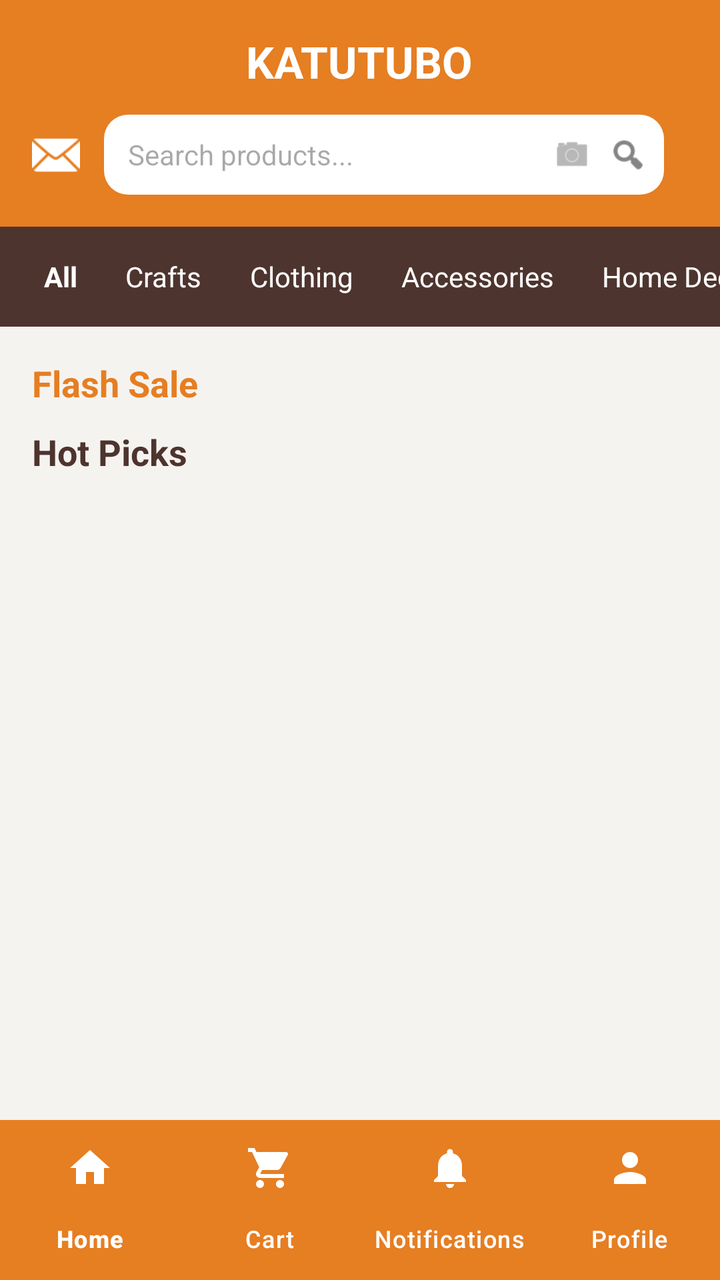
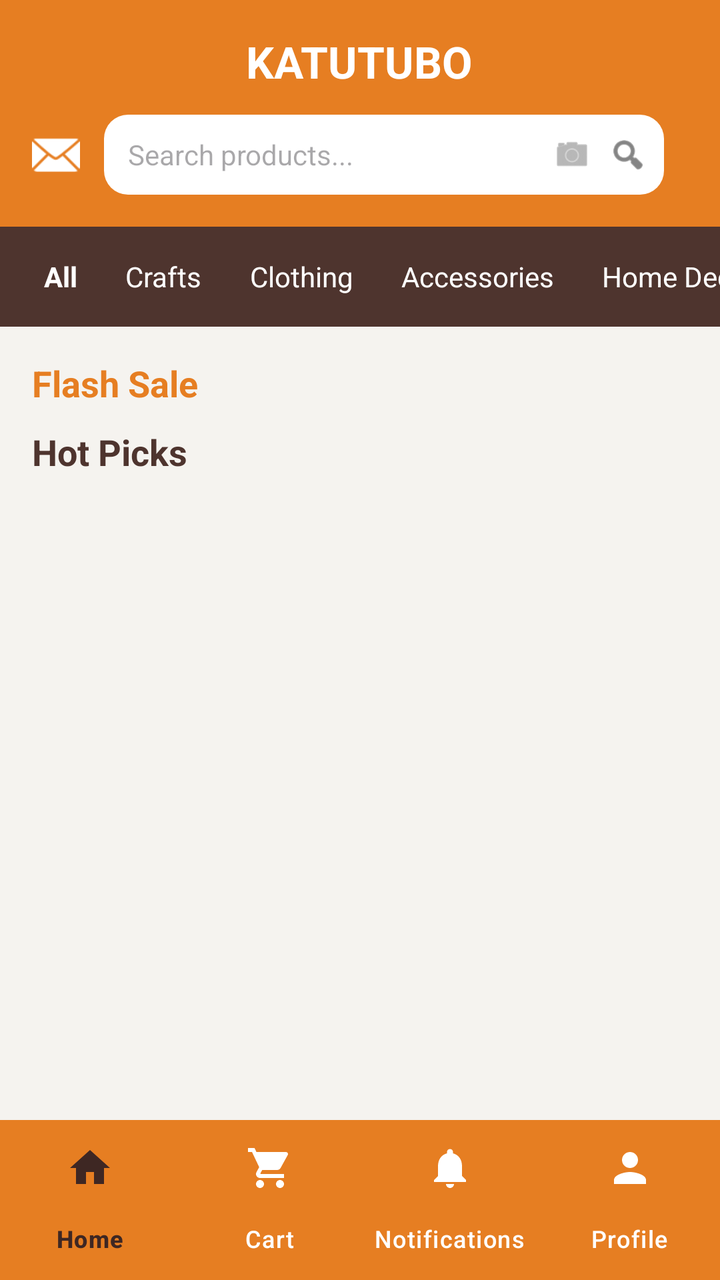

Two renders of the same Android screen: before a commit and after it. Below are the layout's source before the change and the commit's diff.
<!-- AndroidManifest.xml: application theme Theme.Katutubo_F -->
<!-- res/layout/fragment_home.xml -->
<?xml version="1.0" encoding="utf-8"?>
<RelativeLayout xmlns:android="http://schemas.android.com/apk/res/android"
    xmlns:app="http://schemas.android.com/apk/res-auto"
    android:layout_width="match_parent"
    android:layout_height="match_parent"
    android:background="#F5F3EF">

    <LinearLayout
        android:layout_width="match_parent"
        android:layout_height="match_parent"
        android:layout_above="@id/bottom_navigation"
        android:orientation="vertical">

        <LinearLayout
            android:layout_width="match_parent"
            android:layout_height="wrap_content"
            android:background="#E67E22"
            android:orientation="vertical"
            android:padding="16dp">

            <TextView
                android:layout_width="wrap_content"
                android:layout_height="wrap_content"
                android:layout_gravity="center_horizontal"
                android:text="KATUTUBO"
                android:textColor="@color/white"
                android:textSize="22sp"
                android:textStyle="bold" />

            <LinearLayout
                android:layout_width="match_parent"
                android:layout_height="wrap_content"
                android:layout_marginTop="12dp"
                android:gravity="center_vertical"
                android:orientation="horizontal">

                <ImageView
                    android:layout_width="24dp"
                    android:layout_height="24dp"
                    android:src="@android:drawable/ic_dialog_email"
                    app:tint="@color/white" />

                <RelativeLayout
                    android:layout_width="0dp"
                    android:layout_height="40dp"
                    android:layout_marginStart="12dp"
                    android:layout_marginEnd="12dp"
                    android:layout_weight="1"
                    android:background="@drawable/rounded_white_bg">

                    <EditText
                        android:id="@+id/SearchBar"
                        android:layout_width="match_parent"
                        android:layout_height="match_parent"
                        android:background="@null"
                        android:hint="Search products..."
                        android:importantForAutofill="no"
                        android:inputType="text"
                        android:paddingStart="12dp"
                        android:paddingEnd="80dp"
                        android:textSize="14sp" />

                    <LinearLayout
                        android:layout_width="wrap_content"
                        android:layout_height="match_parent"
                        android:layout_alignParentEnd="true"
                        android:gravity="center_vertical"
                        android:orientation="horizontal">

                        <ImageView
                            android:layout_width="20dp"
                            android:layout_height="20dp"
                            android:layout_marginEnd="8dp"
                            android:src="@android:drawable/ic_menu_camera"
                            app:tint="#888888" />

                        <ImageView
                            android:layout_width="20dp"
                            android:layout_height="20dp"
                            android:layout_marginEnd="8dp"
                            android:src="@android:drawable/ic_menu_search"
                            app:tint="#333333" />
                    </LinearLayout>
                </RelativeLayout>
            </LinearLayout>

        </LinearLayout>

        <HorizontalScrollView
            android:layout_width="match_parent"
            android:layout_height="50dp"
            android:background="#4E342E"
            android:scrollbars="none">

            <LinearLayout
                android:layout_width="wrap_content"
                android:layout_height="match_parent"
                android:gravity="center_vertical"
                android:orientation="horizontal"
                android:paddingHorizontal="10dp">

                <TextView
                    android:id="@+id/category_all"
                    android:layout_width="wrap_content"
                    android:layout_height="wrap_content"
                    android:layout_marginHorizontal="12dp"
                    android:text="All"
                    android:textColor="@color/white"
                    android:textStyle="bold"
                    android:clickable="true"
                    android:focusable="true" />

                <TextView
                    android:id="@+id/category_crafts"
                    android:layout_width="wrap_content"
                    android:layout_height="wrap_content"
                    android:layout_marginHorizontal="12dp"
                    android:text="Crafts"
                    android:textColor="@color/white"
                    android:clickable="true"
                    android:focusable="true" />

                <TextView
                    android:id="@+id/category_clothing"
                    android:layout_width="wrap_content"
                    android:layout_height="wrap_content"
                    android:layout_marginHorizontal="12dp"
                    android:text="Clothing"
                    android:textColor="@color/white"
                    android:clickable="true"
                    android:focusable="true" />

                <TextView
                    android:id="@+id/category_accessories"
                    android:layout_width="wrap_content"
                    android:layout_height="wrap_content"
                    android:layout_marginHorizontal="12dp"
                    android:text="Accessories"
                    android:textColor="@color/white"
                    android:clickable="true"
                    android:focusable="true" />

                <TextView
                    android:id="@+id/category_home_decor"
                    android:layout_width="wrap_content"
                    android:layout_height="wrap_content"
                    android:layout_marginHorizontal="12dp"
                    android:text="Home Decor"
                    android:textColor="@color/white"
                    android:clickable="true"
                    android:focusable="true" />
            </LinearLayout>
        </HorizontalScrollView>

        <ScrollView
            android:layout_width="match_parent"
            android:layout_height="match_parent">

            <LinearLayout
                android:layout_width="match_parent"
                android:layout_height="wrap_content"
                android:orientation="vertical">

                <TextView
                    android:layout_width="wrap_content"
                    android:layout_height="wrap_content"
                    android:text="Flash Sale"
                    android:textSize="18sp"
                    android:textStyle="bold"
                    android:layout_marginStart="16dp"
                    android:layout_marginTop="16dp"
                    android:textColor="#E67E22"/>

                <HorizontalScrollView
                    android:layout_width="match_parent"
                    android:layout_height="wrap_content"
                    android:scrollbars="none"
                    android:paddingHorizontal="8dp">
                    <LinearLayout
                        android:id="@+id/discounted_container"
                        android:layout_width="wrap_content"
                        android:layout_height="wrap_content"
                        android:orientation="horizontal" />
                </HorizontalScrollView>

                <TextView
                    android:layout_width="wrap_content"
                    android:layout_height="wrap_content"
                    android:text="Hot Picks"
                    android:textSize="18sp"
                    android:textStyle="bold"
                    android:layout_marginStart="16dp"
                    android:layout_marginTop="10dp"
                    android:textColor="#4E342E"/>

                <GridLayout
                    android:id="@+id/hot_picks_grid"
                    android:layout_width="match_parent"
                    android:layout_height="wrap_content"
                    android:columnCount="4"
                    android:padding="10dp"/>

                <LinearLayout
                    android:id="@+id/product_list_container"
                    android:layout_width="match_parent"
                    android:layout_height="wrap_content"
                    android:orientation="vertical"
                    android:padding="16dp">
                </LinearLayout>
            </LinearLayout>
        </ScrollView>
    </LinearLayout>

    <com.google.android.material.bottomnavigation.BottomNavigationView
        android:id="@+id/bottom_navigation"
        android:layout_width="match_parent"
        android:layout_height="wrap_content"
        android:layout_alignParentBottom="true"
        android:background="#E67E22"
        app:itemIconSize="24dp"
        app:itemIconTint="@color/white"
        app:itemTextColor="@color/white"
        app:labelVisibilityMode="labeled"
        app:menu="@menu/bottom_nav_menu" />

</RelativeLayout>
<!-- resources referenced by this layout -->
<resources>
  <color name="white">#FFFFFF</color>
  <!-- drawable rounded_white_bg (drawable) -->
  <?xml version="1.0" encoding="utf-8"?>
  <shape xmlns:android="http://schemas.android.com/apk/res/android">
      <solid android:color="@color/white" />
      <corners android:radius="12dp" />
  </shape>
  <style name="Theme.Katutubo_F" parent="Base.Theme.Katutubo_F" />
  <style name="Base.Theme.Katutubo_F" parent="Theme.Material3.DayNight.NoActionBar">
          
      </style>
</resources>

<!-- the commit's change to res/layout/fragment_home.xml (unified diff, before → after) -->
@@ -218,8 +218,8 @@
         android:layout_alignParentBottom="true"
         android:background="#E67E22"
         app:itemIconSize="24dp"
-        app:itemIconTint="@color/white"
-        app:itemTextColor="@color/white"
+        app:itemIconTint="@color/nav_item_color"
+        app:itemTextColor="@color/nav_item_color"
         app:labelVisibilityMode="labeled"
         app:menu="@menu/bottom_nav_menu" />
 
<!-- resource entries referenced after the edit -->
@@ -7,9 +7,20 @@
       <solid android:color="@color/white" />
       <corners android:radius="12dp" />
   </shape>
-  <style name="Theme.Katutubo_F" parent="Base.Theme.Katutubo_F" />
+  <style name="Theme.Katutubo_F" parent="Base.Theme.Katutubo_F">
+          
+          <item name="bottomNavigationStyle">@style/Widget.App.BottomNavigationView</item>
+      </style>
   <style name="Base.Theme.Katutubo_F" parent="Theme.Material3.DayNight.NoActionBar">
           
       </style>
+  <style name="Widget.App.BottomNavigationView" parent="Widget.Material3.BottomNavigationView">
+          
+          <item name="materialThemeOverlay">@style/ThemeOverlay.App.BottomNavigation</item>
+      </style>
+  <style name="ThemeOverlay.App.BottomNavigation" parent="">
+          
+          <item name="colorSecondaryContainer">#EFEBE9</item>
+      </style>
 </resources>
 
